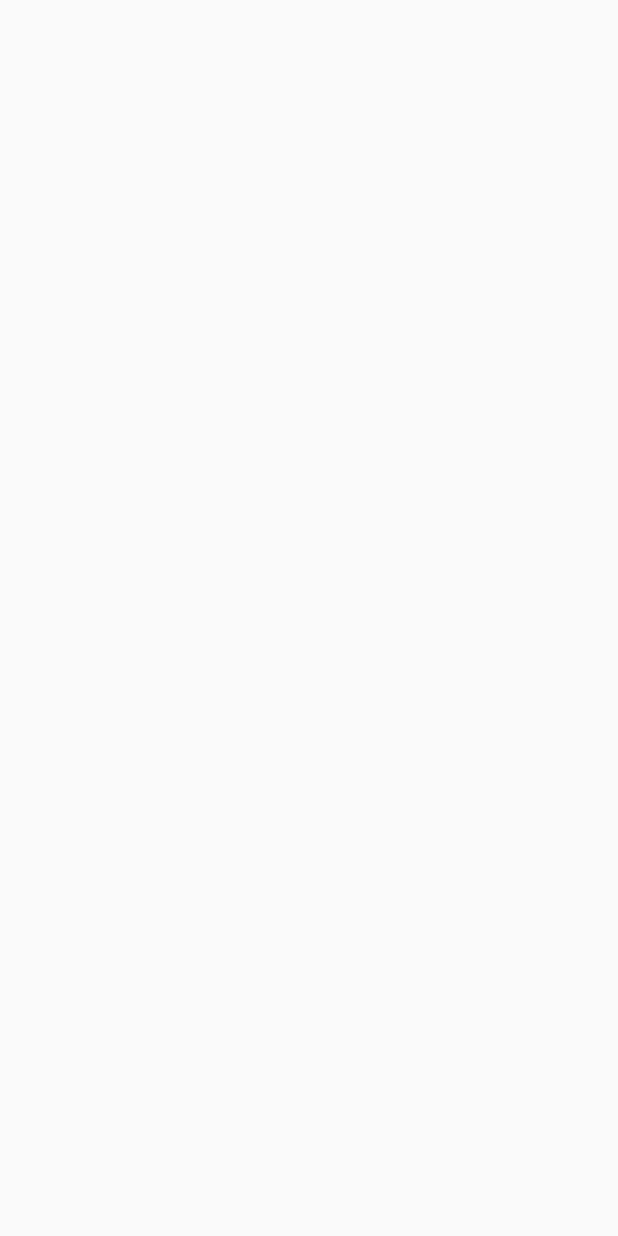
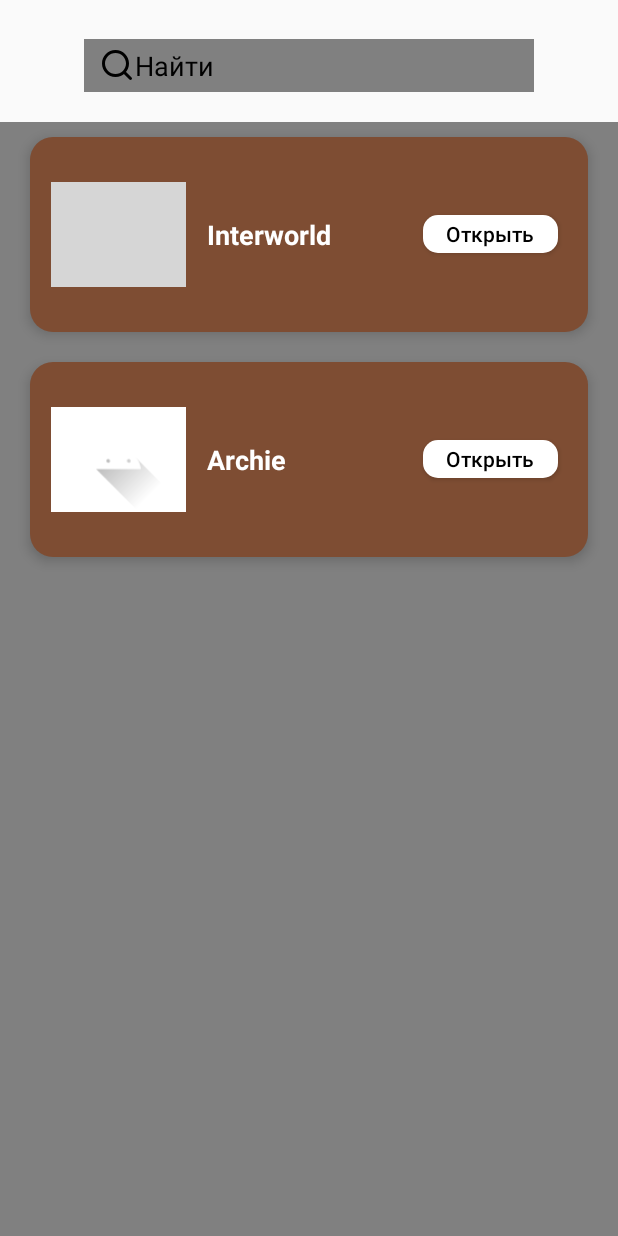
Before and after one commit to Arthur100024/DarkSouls2WIKI, an Android app: the NavigationActivity screen opened directly, with no data from a screen before it, on a phone screen of 412 x 824 dp. Before the commit the screen is empty. Run offline under Robolectric (Android 15) with nearby library versions, the phone set to English and light mode, and no system bars; grey boxes are pictures that could not be loaded.

Commit message:
Add RecyclerView

```diff
--- a/app/build.gradle
+++ b/app/build.gradle
@@ -4,12 +4,12 @@ plugins {
 
 android {
     namespace 'com.karapetyan.darksoulswiki'
-    compileSdk 32
+    compileSdk 33
 
     defaultConfig {
         applicationId "com.karapetyan.darksoulswiki"
         minSdk 21
-        targetSdk 32
+        targetSdk 33
         versionCode 1
         versionName "1.0"
 
@@ -33,6 +33,20 @@ android {
 
 dependencies {
 
+    //MVVM
+    def lifecycle_version = "2.6.0-alpha02"
+    def arch_version = "2.1.0"
+
+    // ViewModel
+    implementation "androidx.lifecycle:lifecycle-viewmodel-ktx:$lifecycle_version"
+    // ViewModel utilities for Compose
+    implementation "androidx.lifecycle:lifecycle-viewmodel-compose:$lifecycle_version"
+    // LiveData
+    implementation "androidx.lifecycle:lifecycle-livedata-ktx:$lifecycle_version"
+    // Lifecycles only (without ViewModel or LiveData)
+    implementation "androidx.lifecycle:lifecycle-runtime-ktx:$lifecycle_version"
+
+
     implementation 'androidx.appcompat:appcompat:1.5.1'
     implementation 'com.google.android.material:material:1.7.0'
     implementation 'androidx.constraintlayout:constraintlayout:2.1.4'
--- a/app/src/main/java/com/karapetyan/darksoulswiki/NavigationActivity.java
+++ b/app/src/main/java/com/karapetyan/darksoulswiki/NavigationActivity.java
@@ -9,7 +9,7 @@ import android.content.SharedPreferences;
 import android.os.Bundle;
 import android.view.View;
 
-import com.karapetyan.darksoulswiki.databinding.ActivityAuthBinding;
+import com.karapetyan.darksoulswiki.UI.Views.NavigationActivity.LocationsFragment;
 import com.karapetyan.darksoulswiki.databinding.ActivityNavigationBinding;
 
 public class NavigationActivity extends AppCompatActivity {
@@ -31,6 +31,10 @@ public class NavigationActivity extends AppCompatActivity {
         setUserLogged();    //Устанавливаем что юзер заходил
 
 
+
+        replaceFragment(new LocationsFragment());
+
+
     }
 
     public void setUserLogged(){
@@ -39,21 +43,10 @@ public class NavigationActivity extends AppCompatActivity {
         editorLogged.apply();
     }
 
-
-
-
-
-
-
-
-
-
-
-
     public void replaceFragment(Fragment fragment){
         FragmentManager fm = getSupportFragmentManager();
         FragmentTransaction ft = fm.beginTransaction();
-        ft.replace(R.id.frameAuth, fragment);
+        ft.replace(R.id.frameNavigation, fragment);
         ft.commit();
     }
 }
--- a/app/src/main/java/com/karapetyan/darksoulswiki/UI/Adapters/LocationsAdapter.java
+++ b/app/src/main/java/com/karapetyan/darksoulswiki/UI/Adapters/LocationsAdapter.java
@@ -1,4 +1,59 @@
 package com.karapetyan.darksoulswiki.UI.Adapters;
 
-public class LocationsAdapter {
+import android.content.Context;
+import android.view.LayoutInflater;
+import android.view.View;
+import android.view.ViewGroup;
+import android.widget.ImageView;
+import android.widget.TextView;
+
+import androidx.annotation.NonNull;
+import androidx.recyclerview.widget.RecyclerView;
+
+import com.karapetyan.darksoulswiki.R;
+import com.karapetyan.darksoulswiki.UI.Data.Models.LocationsModel;
+
+import java.util.List;
+
+public class LocationsAdapter extends RecyclerView.Adapter<LocationsAdapter.ViewHolder> {
+    private LayoutInflater inflater;
+    private List<LocationsModel> locations;
+
+
+
+    public LocationsAdapter(Context context, List<LocationsModel> locations) {
+        this.locations = locations;
+        this.inflater = LayoutInflater.from(context);
+    }
+
+    @Override
+    public ViewHolder onCreateViewHolder(@NonNull ViewGroup parent, int viewType) {
+        View view = inflater.inflate(R.layout.list_locations, parent, false);
+        return new ViewHolder(view);
+    }
+
+    @Override
+    public void onBindViewHolder(@NonNull ViewHolder holder, int position) {
+        LocationsModel model = locations.get(position);
+        holder.nameLocationsList.setText(model.getName());
+        holder.imageLocationsList.setImageResource(model.getImage());
+    }
+
+    @Override
+    public int getItemCount() {
+        return locations.size();
+    }
+
+    public static class ViewHolder extends RecyclerView.ViewHolder{
+        TextView nameLocationsList;
+        ImageView imageLocationsList;
+
+        public ViewHolder(View view) {
+            super(view);
+            nameLocationsList = view.findViewById(R.id.nameLocationsList);
+            imageLocationsList = view.findViewById(R.id.imageLocationsList);
+        }
+
+    }
+
 }
--- /dev/null
+++ b/app/src/main/java/com/karapetyan/darksoulswiki/UI/Data/Models/LocationsModel.java
@@ -0,0 +1,44 @@
+package com.karapetyan.darksoulswiki.UI.Data.Models;
+
+import android.content.res.Resources;
+import android.net.Uri;
+
+import java.util.Objects;
+
+public class LocationsModel {
+    private long id;
+    private String name;
+    private int image;
+
+    public LocationsModel(){}
+
+    public LocationsModel(String name, int image){
+        this.id = id;
+        this.name = name;
+        this.image = image;
+    }
+
+    public long getId() {
+        return this.id;
+    }
+
+    public void setId(long id) {
+        this.id = id;
+    }
+
+    public String getName() {
+        return this.name;
+    }
+
+    public void setName(String name) {
+        this.name = name;
+    }
+
+    public int getImage() {
+        return this.image;
+    }
+
+    public void setImage(int image) {
+        this.image = image;
+    }
+}
--- /dev/null
+++ b/app/src/main/java/com/karapetyan/darksoulswiki/UI/ViewModels/LocationsViewModel.java
@@ -0,0 +1,6 @@
+package com.karapetyan.darksoulswiki.UI.ViewModels;
+
+import androidx.lifecycle.ViewModel;
+
+public class LocationsViewModel extends ViewModel {
+}
--- /dev/null
+++ b/app/src/main/java/com/karapetyan/darksoulswiki/UI/Views/NavigationActivity/LocationsFragment.java
@@ -0,0 +1,51 @@
+package com.karapetyan.darksoulswiki.UI.Views.NavigationActivity;
+
+import android.os.Bundle;
+
+import androidx.annotation.NonNull;
+import androidx.annotation.Nullable;
+import androidx.fragment.app.Fragment;
+import androidx.recyclerview.widget.LinearLayoutManager;
+
+import android.view.LayoutInflater;
+import android.view.View;
+import android.view.ViewGroup;
+
+import com.karapetyan.darksoulswiki.R;
+import com.karapetyan.darksoulswiki.UI.Adapters.LocationsAdapter;
+import com.karapetyan.darksoulswiki.UI.Data.Models.LocationsModel;
+import com.karapetyan.darksoulswiki.databinding.FragmentLocationsBinding;
+
+import java.util.ArrayList;
+
+public class LocationsFragment extends Fragment {
+
+    FragmentLocationsBinding binding;
+    private ArrayList<LocationsModel> locations = new ArrayList<LocationsModel>();
+    LocationsAdapter adapter;
+
+    public static LocationsFragment newInstance() {
+        return new LocationsFragment();
+    }
+
+    @Override
+    public View onCreateView(@NonNull LayoutInflater inflater, @Nullable ViewGroup container,
+                             @Nullable Bundle savedInstanceState) {
+        binding = FragmentLocationsBinding.inflate(inflater, container, false);
+        View view = binding.getRoot();
+        return view;
+    }
+
+    @Override
+    public void onViewCreated(@NonNull View view, @Nullable Bundle savedInstanceState) {
+        setData();
+        LocationsAdapter adapter = new LocationsAdapter(this.getContext(), locations);
+        binding.recyclerLocations.setLayoutManager(new LinearLayoutManager(this.getContext()));
+        binding.recyclerLocations.setAdapter(adapter);
+    }
+
+    private void setData(){
+        locations.add(new LocationsModel("Interworld", R.drawable.ds2_interworld));
+        locations.add(new LocationsModel("Archie", R.drawable.ic_launcher_foreground));
+    }
+}
--- /dev/null
+++ b/app/src/main/res/drawable/ic_search.xml
@@ -0,0 +1,14 @@
+<vector xmlns:android="http://schemas.android.com/apk/res/android"
+    android:width="24dp"
+    android:height="24dp"
+    android:viewportWidth="24"
+    android:viewportHeight="24">
+  <path
+      android:pathData="M11,4C7.134,4 4,7.134 4,11C4,14.866 7.134,18 11,18C14.866,18 18,14.866 18,11C18,7.134 14.866,4 11,4ZM2,11C2,6.029 6.029,2 11,2C15.971,2 20,6.029 20,11C20,15.971 15.971,20 11,20C6.029,20 2,15.971 2,11Z"
+      android:fillColor="@color/black"
+      android:fillType="evenOdd"/>
+  <path
+      android:pathData="M16.293,16.293C16.683,15.902 17.317,15.902 17.707,16.293L21.707,20.293C22.098,20.683 22.098,21.317 21.707,21.707C21.317,22.098 20.683,22.098 20.293,21.707L16.293,17.707C15.902,17.317 15.902,16.683 16.293,16.293Z"
+      android:fillColor="@color/black"
+      android:fillType="evenOdd"/>
+</vector>
--- a/app/src/main/res/layout/activity_navigation.xml
+++ b/app/src/main/res/layout/activity_navigation.xml
@@ -1,9 +1,14 @@
 <?xml version="1.0" encoding="utf-8"?>
-<androidx.constraintlayout.widget.ConstraintLayout xmlns:android="http://schemas.android.com/apk/res/android"
+<RelativeLayout xmlns:android="http://schemas.android.com/apk/res/android"
     xmlns:app="http://schemas.android.com/apk/res-auto"
     xmlns:tools="http://schemas.android.com/tools"
     android:layout_width="match_parent"
     android:layout_height="match_parent"
     tools:context=".NavigationActivity">
 
-</androidx.constraintlayout.widget.ConstraintLayout>
+    <FrameLayout
+        android:id="@+id/frameNavigation"
+        android:layout_width="match_parent"
+        android:layout_height="match_parent"/>
+
+</RelativeLayout>
--- /dev/null
+++ b/app/src/main/res/layout/fragment_locations.xml
@@ -0,0 +1,29 @@
+<?xml version="1.0" encoding="utf-8"?>
+<RelativeLayout xmlns:android="http://schemas.android.com/apk/res/android"
+    xmlns:tools="http://schemas.android.com/tools"
+    android:layout_width="match_parent"
+    android:layout_height="match_parent"
+    tools:context=".UI.Views.NavigationActivity.LocationsFragment">
+
+    <EditText
+        android:id="@+id/searchLocations"
+        android:layout_width="300dp"
+        android:layout_height="35dp"
+        android:drawableStart="@drawable/ic_search"
+        android:background="@color/grey"
+        android:hint="Найти"
+        android:textColorHint="@color/black"
+        android:textColor="@color/black"
+        android:paddingStart="10dp"
+        android:layout_alignParentTop="true"
+        android:layout_centerHorizontal="true"
+        android:layout_marginTop="26dp"/>
+
+    <androidx.recyclerview.widget.RecyclerView
+        android:id="@+id/recyclerLocations"
+        android:layout_width="match_parent"
+        android:layout_height="match_parent"
+        android:layout_below="@+id/searchLocations"
+        android:background="@color/grey"
+        android:layout_marginTop="20dp"/>
+</RelativeLayout>
--- a/app/src/main/res/layout/list_locations.xml
+++ b/app/src/main/res/layout/list_locations.xml
@@ -11,7 +11,7 @@
     android:elevation="5dp">
 
     <ImageView
-        android:id="@+id/imageLocationList"
+        android:id="@+id/imageLocationsList"
         android:layout_width="90dp"
         android:layout_height="70dp"
         android:layout_centerVertical="true"
@@ -19,10 +19,10 @@
         android:layout_marginStart="14dp"/>
 
     <TextView
-        android:id="@+id/nameLocationList"
+        android:id="@+id/nameLocationsList"
         android:layout_width="wrap_content"
         android:layout_height="wrap_content"
-        android:layout_toEndOf="@+id/imageLocationList"
+        android:layout_toEndOf="@+id/imageLocationsList"
         android:layout_centerVertical="true"
         android:text="Name"
         android:maxLength="30"
--- a/app/src/main/res/values/colors.xml
+++ b/app/src/main/res/values/colors.xml
@@ -7,6 +7,7 @@
     <color name="teal_700">#FF018786</color>
     <color name="black">#FF000000</color>
     <color name="white">#FFFFFFFF</color>
+    <color name="grey">#808080</color>
 
     <color name="list_bcgr">#7E4D33</color>
     <color name="list_btn">#5E5E5E</color>
--- a/build.gradle
+++ b/build.gradle
@@ -1,5 +1,5 @@
 // Top-level build file where you can add configuration options common to all sub-projects/modules.
 plugins {
-    id 'com.android.application' version '7.3.1' apply false
-    id 'com.android.library' version '7.3.1' apply false
+    id 'com.android.application' version '7.4.2' apply false
+    id 'com.android.library' version '7.4.2' apply false
 }
```
Also changed, not shown: gradle/wrapper/gradle-wrapper.properties.
